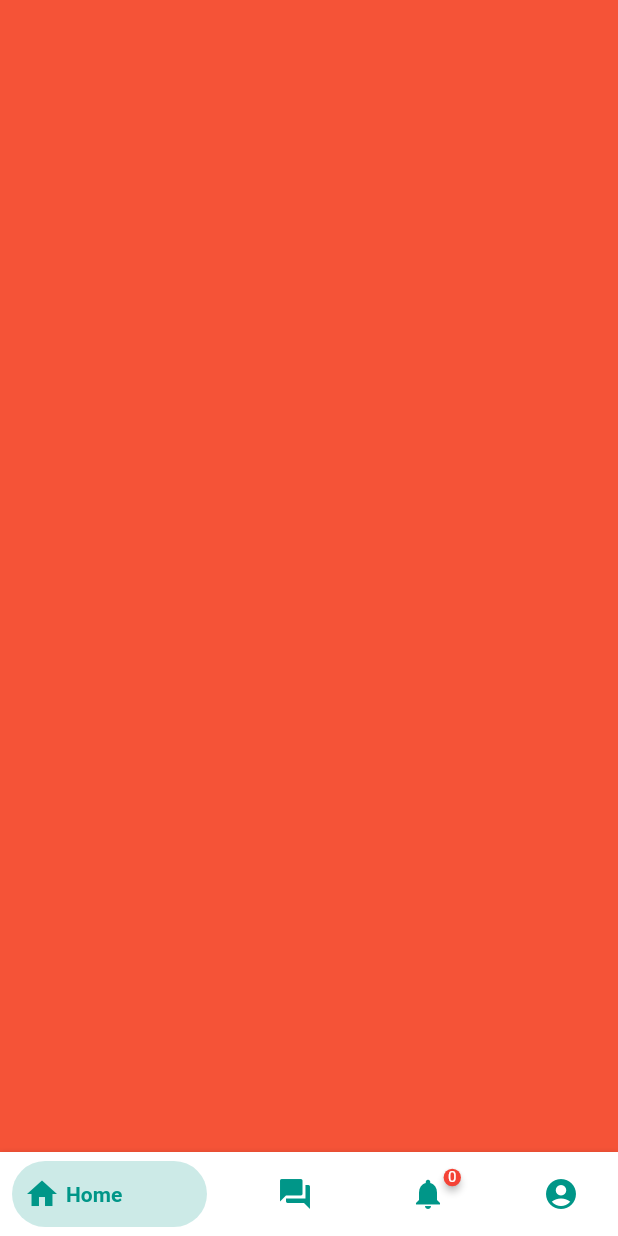
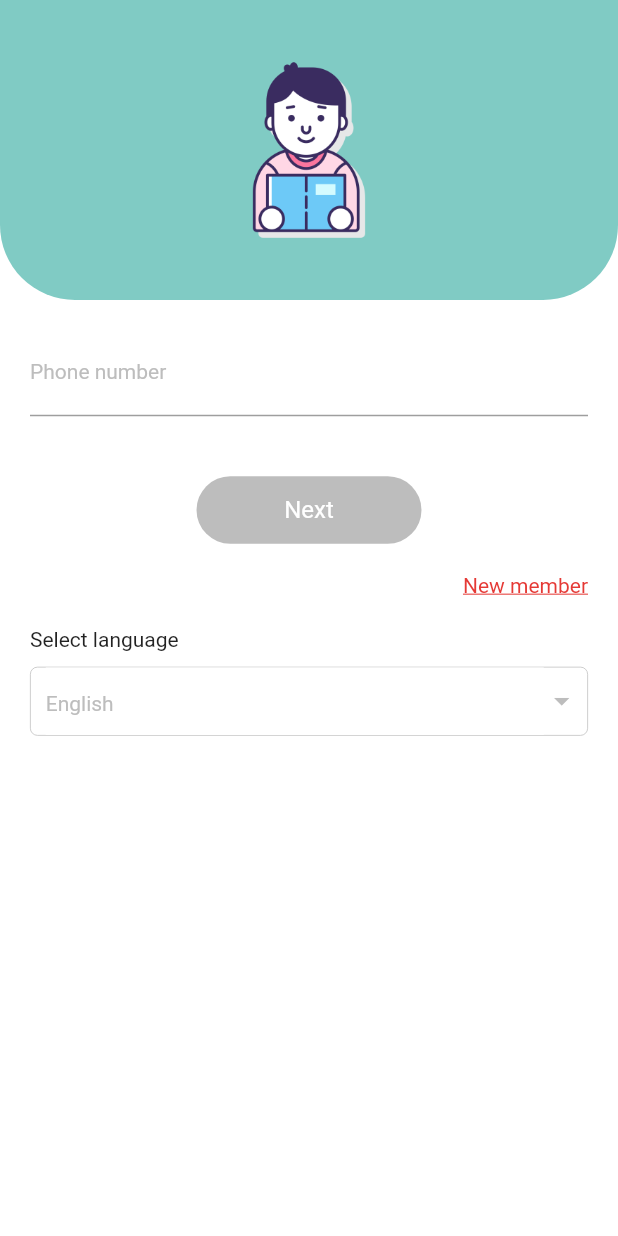
Before and after one commit to Jayden62/social, a Flutter app: the screen it shows after launch, on a phone screen of 412 x 824 dp. Run offline on Flutter 3.47's test engine with Material 2 defaults, Android fonts, the phone set to English and light mode, and no system bars; drawn by our look-alikes of badges, bottom_navy_bar; our stand-ins replace carousel_slider, flutter_local_notifications, flutter_slidable, image_picker, pin_code_fields; missing offline and left inert: configurable_expansion_tile, home_indicator.

Commit message:
Update code.

```diff
--- a/lsn/lib/base/screen/Screens.dart
+++ b/lsn/lib/base/screen/Screens.dart
@@ -11,6 +11,7 @@ import 'package:lsn/modules/parent/profile/EditProfileScreen.dart';
 import 'package:lsn/modules/parent/profile/NewFeatureScreen.dart';
 import 'package:lsn/modules/parent/profile/ProfileScreen.dart';
 import 'package:lsn/modules/parent/profile/ViewPostScreen.dart';
+import 'package:lsn/modules/parent/question/BaseQuestionScreen.dart';
 import 'package:lsn/modules/parent/question/QuestionDetailScreen.dart';
 import 'package:lsn/modules/parent/question/QuestionScreen.dart';
 
@@ -36,6 +37,9 @@ class Screens {
 
   /// Question screen
   static const String QUESTION = 'question';
+
+  /// Base question screen
+  static const String BASE_QUESTION = 'base question';
 
   /// Question detail screen
   static const String QUESTION_DETAIL = 'question detail';
@@ -83,6 +87,9 @@ class Screens {
       case QUESTION:
         state = QuestionScreen();
         break;
+      case BASE_QUESTION:
+        state = BaseQuestionScreen();
+        break;
       case QUESTION_DETAIL:
         state = QuestionDetailScreen();
         break;
--- a/lsn/lib/main.dart
+++ b/lsn/lib/main.dart
@@ -116,7 +116,7 @@ class MainState extends State<MainScreen> {
         debugShowCheckedModeBanner: false,
         home: Scaffold(
           key: _scaffoldKey,
-          body: BaseWidget(screen: Screens.HOME),
+          body: BaseWidget(screen: Screens.PHONE),
         ));
   }
 }
--- /dev/null
+++ b/lsn/lib/modules/parent/question/BaseQuestionScreen.dart
@@ -0,0 +1,21 @@
+import 'package:flutter/material.dart';
+import 'package:lsn/base/screen/BaseScreen.dart';
+import 'package:lsn/base/style/BaseStyle.dart';
+
+class BaseQuestionScreen extends BaseScreen {
+  @override
+  Widget onInitBody(BuildContext context) {
+    return Column();
+  }
+
+  @override
+  PreferredSize onInitAppBar(BuildContext context) {
+    /// Default appbar is transparent.
+    return PreferredSize(
+        preferredSize: Size.fromHeight(height0),
+        child: AppBar(
+          backgroundColor: appBarColor,
+          elevation: elevation0,
+        ));
+  }
+}
--- a/lsn/lib/util/DialogUtil.dart
+++ b/lsn/lib/util/DialogUtil.dart
@@ -33,8 +33,9 @@ class DialogUtil {
                       alignment: Alignment.center,
                       decoration: BoxDecoration(
                           color: Colors.teal[200],
-                          borderRadius:
-                              BorderRadius.all(Radius.circular(radius5))),
+                          borderRadius: BorderRadius.only(
+                              topLeft: Radius.circular(radius5),
+                              topRight: Radius.circular(radius5))),
                       child: Container(
                           padding: EdgeInsets.all(padding10),
                           child: Image.asset('assets/images/logo.png'))),
```
